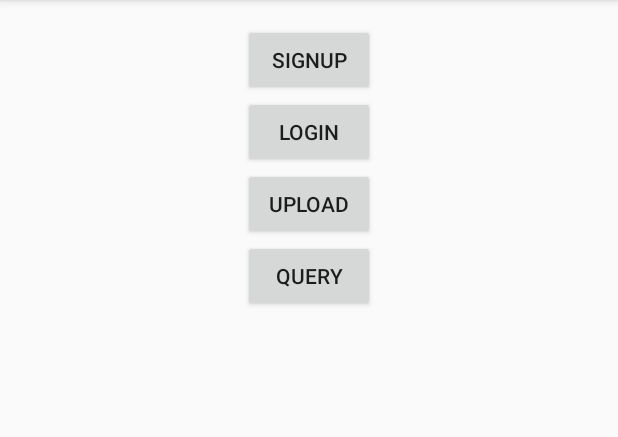
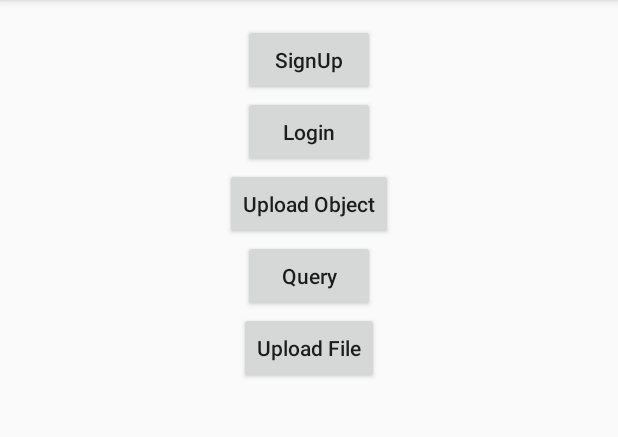
Before and after one commit to ohjongin/parse-tutorial-android, an Android app: the screen it shows after launch (MainActivity), on a phone screen of 412 x 824 dp, the part 84-521 px from its top. Run offline under Robolectric (Android 15) with nearby library versions, the phone set to English and light mode, and no system bars; 2 statements that could not run were skipped.

Commit message:
Button Text가 항상 대문자로 보이는 현상 수정

```diff
--- a/app/src/main/res/layout/activity_main.xml
+++ b/app/src/main/res/layout/activity_main.xml
@@ -23,14 +23,19 @@
             android:layout_height="wrap_content"
             android:text="@string/login"/>
         <Button
-            android:id="@+id/btn_upload"
+            android:id="@+id/btn_upload_object"
             android:layout_width="wrap_content"
             android:layout_height="wrap_content"
-            android:text="@string/upload"/>
+            android:text="@string/upload_object"/>
         <Button
             android:id="@+id/btn_query"
             android:layout_width="wrap_content"
             android:layout_height="wrap_content"
             android:text="@string/query"/>
+        <Button
+            android:id="@+id/btn_upload_file"
+            android:layout_width="wrap_content"
+            android:layout_height="wrap_content"
+            android:text="@string/upload_file"/>
     </LinearLayout>
 </ScrollView>
--- /dev/null
+++ b/app/src/main/res/values-v14/styles.xml
@@ -0,0 +1,8 @@
+<?xml version="1.0" encoding="utf-8"?>
+<resources>
+
+    <style name="AppTheme" parent="Theme.AppCompat.Light.DarkActionBar">
+        <!-- Customize your theme here. -->
+        <item name="android:textAllCaps">false</item>
+    </style>
+</resources>
--- a/app/src/main/res/values/strings.xml
+++ b/app/src/main/res/values/strings.xml
@@ -13,6 +13,7 @@
     <string name="action_settings">Settings</string>
     <string name="signup">SignUp</string>
     <string name="login">Login</string>
-    <string name="upload">Upload</string>
+    <string name="upload_object">Upload Object</string>
     <string name="query">Query</string>
+    <string name="upload_file">Upload File</string>
 </resources>
```
